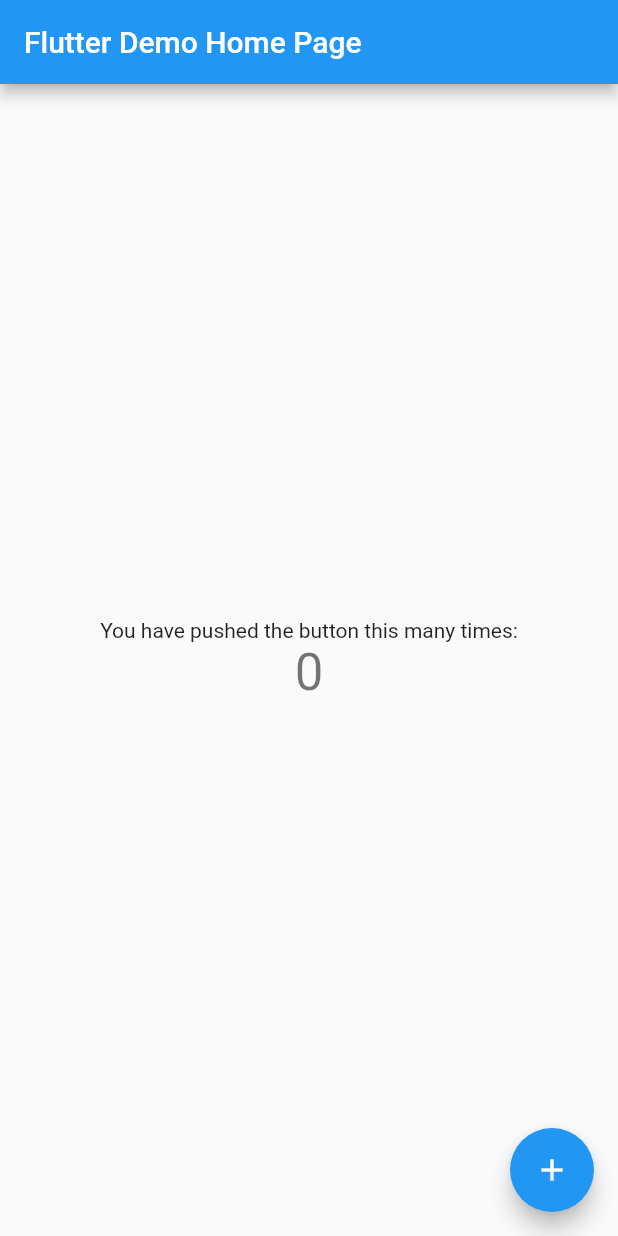
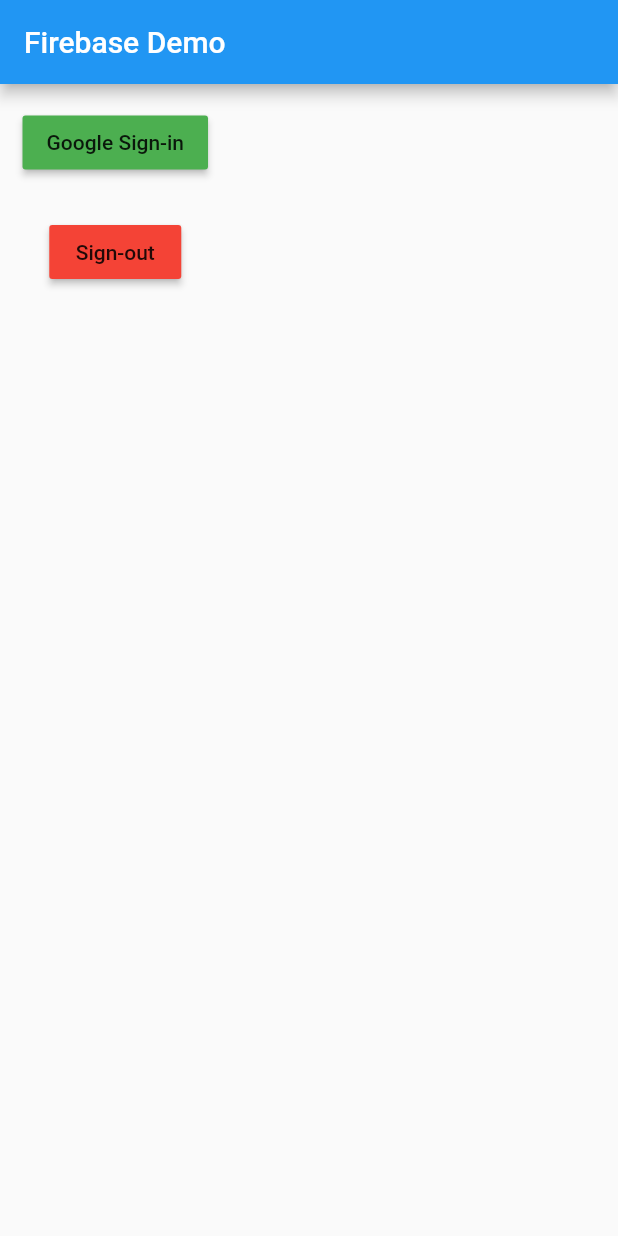
Before and after one commit to chinmay2505/firebase_apps, a Flutter app: the screen it shows after launch, on a phone screen of 412 x 824 dp. Run offline on Flutter 3.47's test engine with Material 2 defaults, Android fonts, the phone set to English and light mode, and no system bars; our stand-ins replace firebase_auth, google_sign_in; accounts and stored records are empty.

Commit message:
Added configuration files to support google sign 2. Added code for UI to sign in with google 3. Added code for sign out

```diff
--- a/firebase_basic/lib/main.dart
+++ b/firebase_basic/lib/main.dart
@@ -1,4 +1,6 @@
 import 'package:flutter/material.dart';
+import 'package:firebase_auth/firebase_auth.dart';
+import 'package:google_sign_in/google_sign_in.dart';
 
 void main() {
   runApp(MyApp());
@@ -26,92 +28,64 @@ class MyApp extends StatelessWidget {
         // closer together (more dense) than on mobile platforms.
         visualDensity: VisualDensity.adaptivePlatformDensity,
       ),
-      home: MyHomePage(title: 'Flutter Demo Home Page'),
+      home: MyHomePage(),
     );
   }
 }
 
-class MyHomePage extends StatefulWidget {
-  MyHomePage({Key key, this.title}) : super(key: key);
+class MyHomePage extends StatelessWidget {
+  final FirebaseAuth _auth = FirebaseAuth.instance;
+  final GoogleSignIn _googleSignIn = GoogleSignIn();
 
-  // This widget is the home page of your application. It is stateful, meaning
-  // that it has a State object (defined below) that contains fields that affect
-  // how it looks.
+  MyHomePage({Key key}) : super(key: key);
 
-  // This class is the configuration for the state. It holds the values (in this
-  // case the title) provided by the parent (in this case the App widget) and
-  // used by the build method of the State. Fields in a Widget subclass are
-  // always marked "final".
+  Future<UserCredential> _signIn() async {
+    GoogleSignInAccount _googleSignInAccount = await _googleSignIn.signIn();
+    GoogleSignInAuthentication _googleSignInAuthentication =
+        await _googleSignInAccount.authentication;
 
-  final String title;
+    // Create a new credential
+    final GoogleAuthCredential _credential = GoogleAuthProvider.credential(
+      accessToken: _googleSignInAuthentication.accessToken,
+      idToken: _googleSignInAuthentication.idToken,
+    );
 
-  @override
-  _MyHomePageState createState() => _MyHomePageState();
-}
+    UserCredential _user = await _auth.signInWithCredential(_credential);
 
-class _MyHomePageState extends State<MyHomePage> {
-  int _counter = 0;
+    print(_user.user.displayName);
+  }
 
-  void _incrementCounter() {
-    setState(() {
-      // This call to setState tells the Flutter framework that something has
-      // changed in this State, which causes it to rerun the build method below
-      // so that the display can reflect the updated values. If we changed
-      // _counter without calling setState(), then the build method would not be
-      // called again, and so nothing would appear to happen.
-      _counter++;
-    });
+  void _signOut() {
+    _googleSignIn.signOut();
+    print("User Signed Out");
   }
 
   @override
   Widget build(BuildContext context) {
-    // This method is rerun every time setState is called, for instance as done
-    // by the _incrementCounter method above.
-    //
-    // The Flutter framework has been optimized to make rerunning build methods
-    // fast, so that you can just rebuild anything that needs updating rather
-    // than having to individually change instances of widgets.
     return Scaffold(
       appBar: AppBar(
-        // Here we take the value from the MyHomePage object that was created by
-        // the App.build method, and use it to set our appbar title.
-        title: Text(widget.title),
+        title: Text("Firebase Demo"),
       ),
-      body: Center(
-        // Center is a layout widget. It takes a single child and positions it
-        // in the middle of the parent.
+      body: Padding(
+        padding: EdgeInsets.all(15.0),
         child: Column(
-          // Column is also a layout widget. It takes a list of children and
-          // arranges them vertically. By default, it sizes itself to fit its
-          // children horizontally, and tries to be as tall as its parent.
-          //
-          // Invoke "debug painting" (press "p" in the console, choose the
-          // "Toggle Debug Paint" action from the Flutter Inspector in Android
-          // Studio, or the "Toggle Debug Paint" command in Visual Studio Code)
-          // to see the wireframe for each widget.
-          //
-          // Column has various properties to control how it sizes itself and
-          // how it positions its children. Here we use mainAxisAlignment to
-          // center the children vertically; the main axis here is the vertical
-          // axis because Columns are vertical (the cross axis would be
-          // horizontal).
-          mainAxisAlignment: MainAxisAlignment.center,
-          children: <Widget>[
-            Text(
-              'You have pushed the button this many times:',
+          children: [
+            RaisedButton(
+              onPressed: () => _signIn(),
+              child: Text("Google Sign-in"),
+              color: Colors.green,
             ),
-            Text(
-              '$_counter',
-              style: Theme.of(context).textTheme.headline4,
+            SizedBox(
+              height: 25.0,
+            ),
+            RaisedButton(
+              onPressed: () => _signOut(),
+              child: Text("Sign-out"),
+              color: Colors.red,
             ),
           ],
         ),
       ),
-      floatingActionButton: FloatingActionButton(
-        onPressed: _incrementCounter,
-        tooltip: 'Increment',
-        child: Icon(Icons.add),
-      ), // This trailing comma makes auto-formatting nicer for build methods.
     );
   }
 }
--- a/firebase_basic/pubspec.yaml
+++ b/firebase_basic/pubspec.yaml
@@ -28,6 +28,8 @@ dependencies:
   # The following adds the Cupertino Icons font to your application.
   # Use with the CupertinoIcons class for iOS style icons.
   cupertino_icons: ^1.0.0
+  firebase_auth: ^0.18.3
+  google_sign_in: ^4.5.6
 
 dev_dependencies:
   flutter_test:
```
Also changed, not shown: firebase_basic/pubspec.lock, 5 other files.
